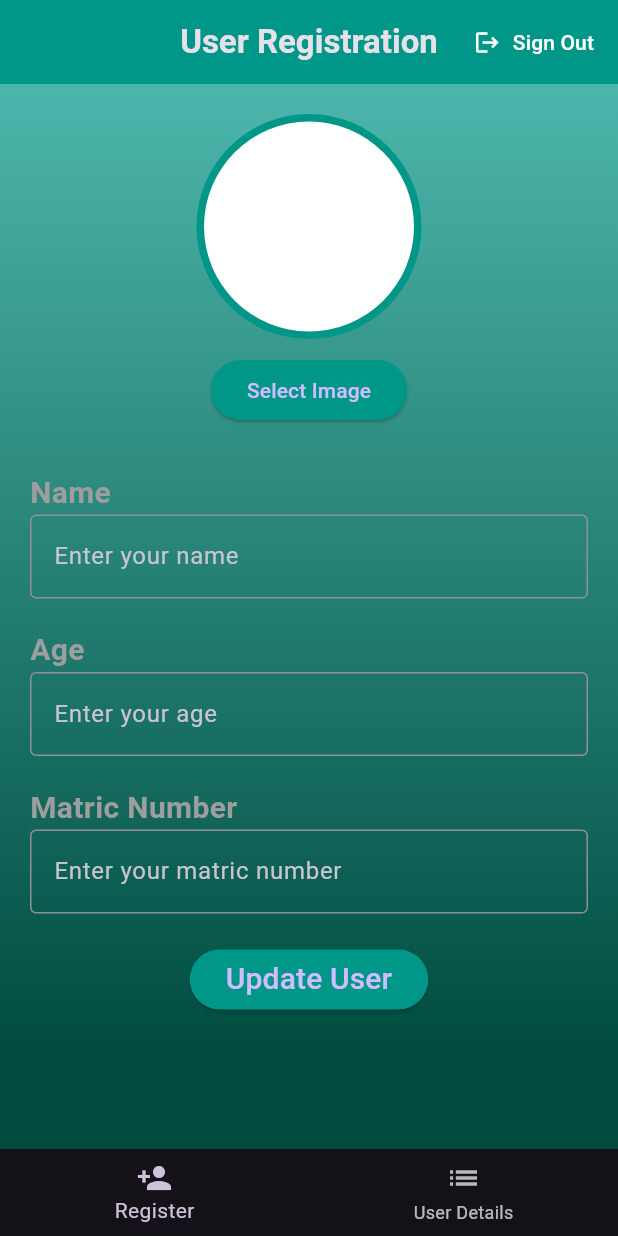
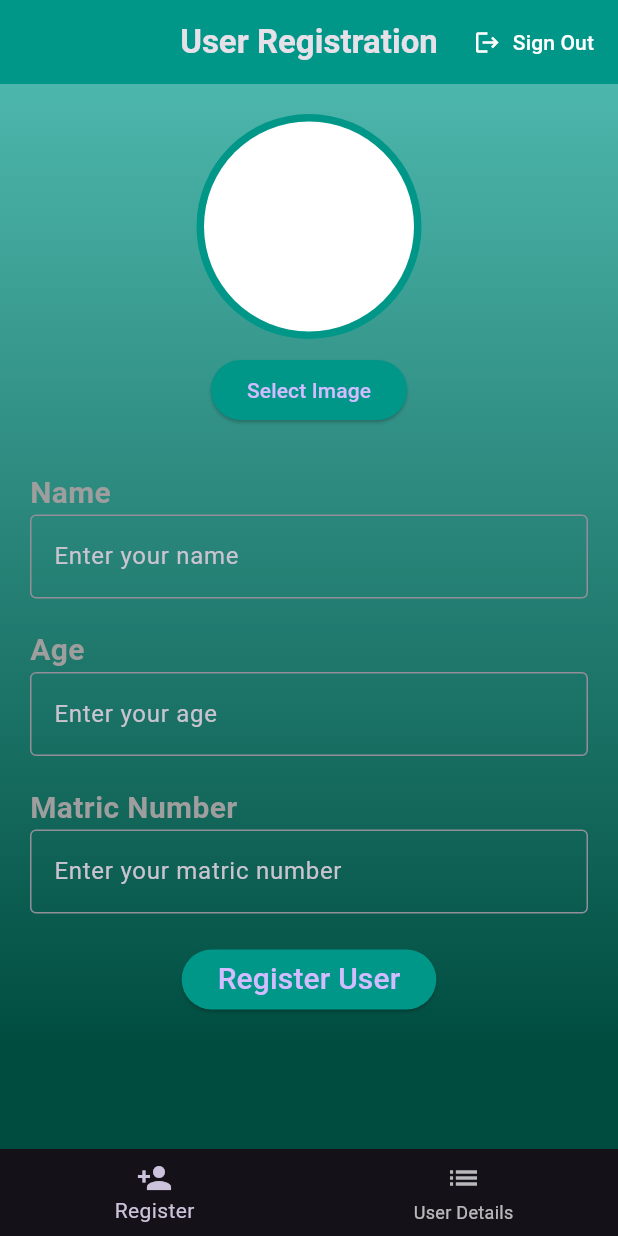
Before and after one commit to JPrince-E/flutter_user_details, a Flutter app: the screen it shows once a user with an empty profile is signed in, on a phone screen of 412 x 824 dp. Run offline on Flutter 3.47's test engine with Material 2 defaults, Android fonts, the phone set to English and light mode, and no system bars; our stand-ins replace cached_network_image, cloud_firestore, firebase_auth, firebase_core, firebase_storage, flutter_native_image and 3 more; missing offline and left inert: a package; accounts and stored records are empty; project files that could hold a hidden picture were left out.

Commit message:
Readme file

```diff
--- a/lib/screens/user_registration_page.dart
+++ b/lib/screens/user_registration_page.dart
@@ -279,7 +279,7 @@ class UserRegistrationPageState extends State<UserRegistrationPage> {
                                 Colors.teal, // Adjusted color scheme
                           ),
                           child: const Text(
-                            'Update User',
+                            'Register User',
                             style: TextStyle(fontSize: 20),
                           ),
                         ),
```
Also changed, not shown: 1 other file.
